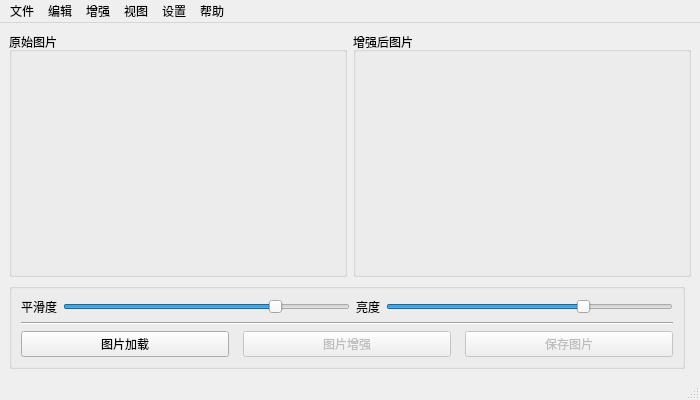
Old version of the form mainwindow.ui in the repository aeinrw/LIME.
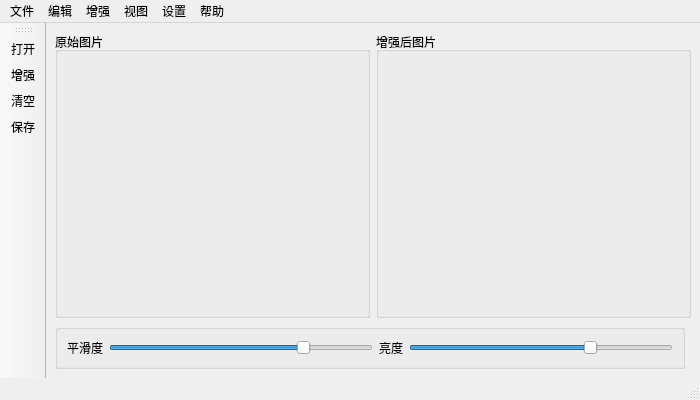
New version of the form. Icons and pictures are not drawn.

Commit message: 增加光照图界面

```diff
--- a/mainwindow.ui
+++ b/mainwindow.ui
@@ -125,47 +125,6 @@
            </item>
           </layout>
          </item>
-         <item>
-          <widget class="Line" name="line">
-           <property name="orientation">
-            <enum>Qt::Horizontal</enum>
-           </property>
-          </widget>
-         </item>
-         <item>
-          <layout class="QHBoxLayout" name="horizontalLayout">
-           <property name="spacing">
-            <number>14</number>
-           </property>
-           <item>
-            <widget class="QPushButton" name="loadBtn">
-             <property name="text">
-              <string>图片加载</string>
-             </property>
-            </widget>
-           </item>
-           <item>
-            <widget class="QPushButton" name="enhanceBtn">
-             <property name="enabled">
-              <bool>false</bool>
-             </property>
-             <property name="text">
-              <string>图片增强</string>
-             </property>
-            </widget>
-           </item>
-           <item>
-            <widget class="QPushButton" name="saveBtn">
-             <property name="enabled">
-              <bool>false</bool>
-             </property>
-             <property name="text">
-              <string>保存图片</string>
-             </property>
-            </widget>
-           </item>
-          </layout>
-         </item>
         </layout>
        </widget>
       </item>
@@ -274,6 +233,21 @@
    <addaction name="menu_2"/>
    <addaction name="menu_3"/>
   </widget>
+  <widget class="QToolBar" name="toolBar">
+   <property name="windowTitle">
+    <string>toolBar</string>
+   </property>
+   <attribute name="toolBarArea">
+    <enum>LeftToolBarArea</enum>
+   </attribute>
+   <attribute name="toolBarBreak">
+    <bool>false</bool>
+   </attribute>
+   <addaction name="openAct"/>
+   <addaction name="enhanceAct"/>
+   <addaction name="clearAct"/>
+   <addaction name="saveAct"/>
+  </widget>
   <action name="openAct">
    <property name="text">
     <string>打开</string>
@@ -301,7 +275,10 @@
   </action>
   <action name="enhanceAct">
    <property name="text">
-    <string>图像增强</string>
+    <string>增强</string>
+   </property>
+   <property name="toolTip">
+    <string>低光照增强</string>
    </property>
   </action>
   <action name="saveAct">
```
Left out of the diff: 41 changed lines with no effect on the pictures. The commit also changes 6 other files.
